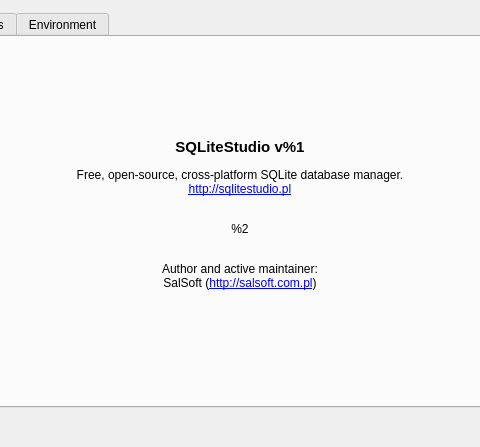
First picture: the form in SQLiteStudio3/guiSQLiteStudio/dialogs/aboutdialog.ui, repository pawelsalawa/sqlitestudio, before the edit; both pictures show x 137 to 617 and y 0 to 447 of the 741 by 447 pixel window.
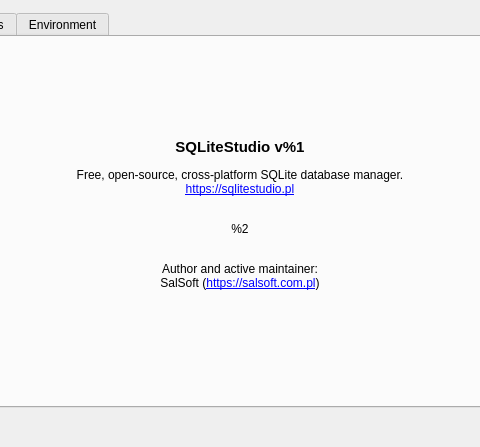
Second picture: the form after the edit. The open tabs and pages were chosen to show the change.

Commit message: #2651 GUI application can only have 1 running instance. Attempting to open another will bring the first one to the front. If opening another as a file association application, the open file will be passed to first instance and open there.

```diff
--- a/SQLiteStudio3/guiSQLiteStudio/dialogs/aboutdialog.ui
+++ b/SQLiteStudio3/guiSQLiteStudio/dialogs/aboutdialog.ui
@@ -27,7 +27,7 @@
        <item>
         <widget class="QLabel" name="aboutLabel">
          <property name="text">
-          <string>&lt;html&gt;&lt;head/&gt;&lt;body&gt;&lt;p align=&quot;center&quot;&gt;&lt;span style=&quot; font-size:11pt; font-weight:600;&quot;&gt;SQLiteStudio v%1&lt;/span&gt;&lt;/p&gt;&lt;p align=&quot;center&quot;&gt;Free, open-source, cross-platform SQLite database manager.&lt;br/&gt;&lt;a href=&quot;http://sqlitestudio.pl&quot;&gt;&lt;span style=&quot; text-decoration: underline; color:#0000ff;&quot;&gt;http://sqlitestudio.pl&lt;/span&gt;&lt;/a&gt;&lt;br/&gt;&lt;/p&gt;&lt;p align=&quot;center&quot;&gt;%2&lt;br/&gt;&lt;/p&gt;&lt;p align=&quot;center&quot;&gt;Author and active maintainer:&lt;br/&gt;SalSoft (&lt;a href=&quot;http://salsoft.com.pl&quot;&gt;&lt;span style=&quot; text-decoration: underline; color:#0000ff;&quot;&gt;http://salsoft.com.pl&lt;/span&gt;&lt;/a&gt;)&lt;br/&gt;&lt;/p&gt;&lt;/body&gt;&lt;/html&gt;</string>
+          <string>&lt;html&gt;&lt;head/&gt;&lt;body&gt;&lt;p align=&quot;center&quot;&gt;&lt;span style=&quot; font-size:11pt; font-weight:600;&quot;&gt;SQLiteStudio v%1&lt;/span&gt;&lt;/p&gt;&lt;p align=&quot;center&quot;&gt;Free, open-source, cross-platform SQLite database manager.&lt;br/&gt;&lt;a href=&quot;https://sqlitestudio.pl&quot;&gt;&lt;span style=&quot; text-decoration: underline; color:#0000ff;&quot;&gt;https://sqlitestudio.pl&lt;/span&gt;&lt;/a&gt;&lt;br/&gt;&lt;/p&gt;&lt;p align=&quot;center&quot;&gt;%2&lt;br/&gt;&lt;/p&gt;&lt;p align=&quot;center&quot;&gt;Author and active maintainer:&lt;br/&gt;SalSoft (&lt;a href=&quot;https://salsoft.com.pl&quot;&gt;&lt;span style=&quot; text-decoration: underline; color:#0000ff;&quot;&gt;https://salsoft.com.pl&lt;/span&gt;&lt;/a&gt;)&lt;br/&gt;&lt;/p&gt;&lt;/body&gt;&lt;/html&gt;</string>
          </property>
          <property name="openExternalLinks">
           <bool>true</bool>
```
Left out of the diff: 2 changed lines with no effect on the pictures. The commit also changes 15 other files.
